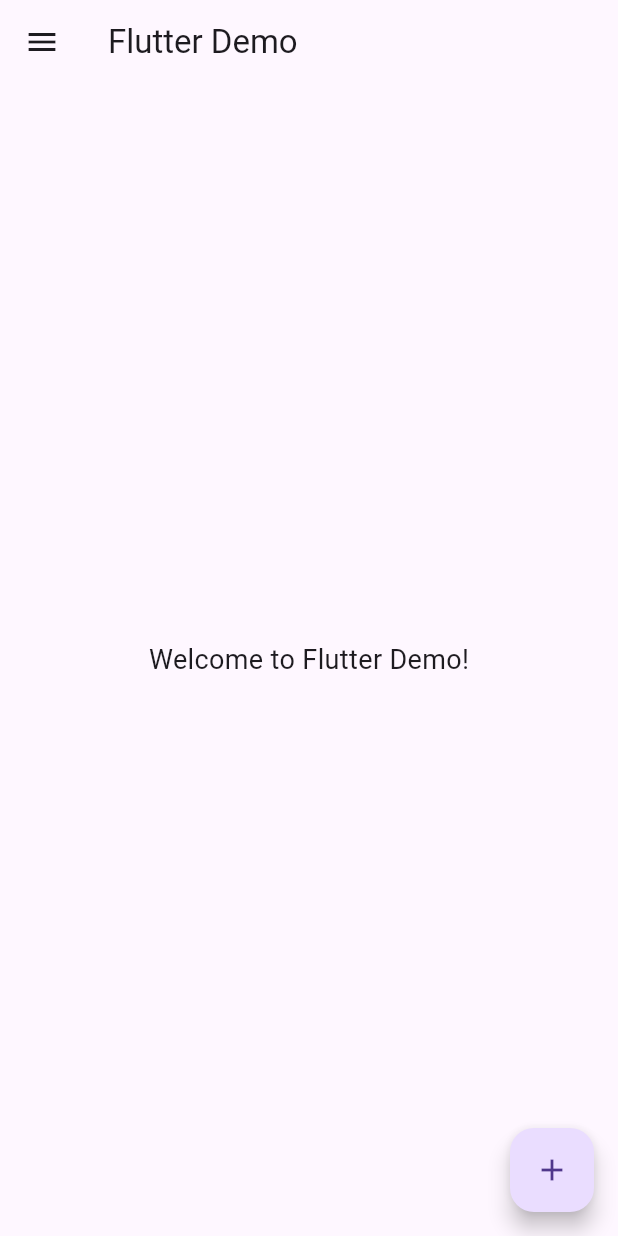
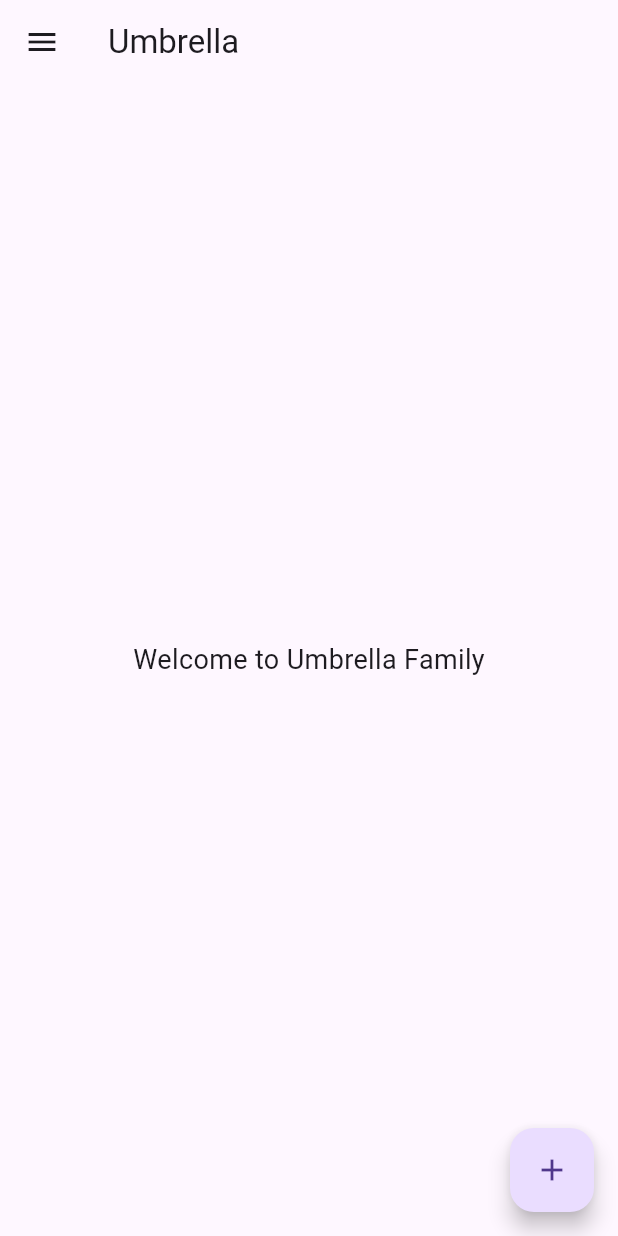
Before and after one commit to Nabil-Boss/fluttera2, a Flutter app: the screen it shows after launch, on a phone screen of 412 x 824 dp. Run offline on Flutter 3.47's test engine with Material 3 defaults, Android fonts, the phone set to English and light mode, and no system bars.

Commit message:
Update main.dart

```diff
--- a/lib/main.dart
+++ b/lib/main.dart
@@ -8,7 +8,7 @@ class MyApp extends StatelessWidget {
   @override
   Widget build(BuildContext context) {
     return MaterialApp(
-      title: 'Flutter Demo',
+      title: 'Umbrella',
       home: HomePage(),
       debugShowCheckedModeBanner: false,
     );
@@ -20,7 +20,7 @@ class HomePage extends StatelessWidget {
   Widget build(BuildContext context) {
     return Scaffold(
       appBar: AppBar(
-        title: Text("Flutter Demo"),
+        title: Text("Umbrella"),
       ),
       drawer: Drawer(
         child: ListView(
@@ -55,7 +55,7 @@ class HomePage extends StatelessWidget {
       ),
       body: Center(
         child: Text(
-          'Welcome to Flutter Demo!',
+          'Welcome to Umbrella Family',
           style: TextStyle(fontSize: 18),
         ),
       ),
```
